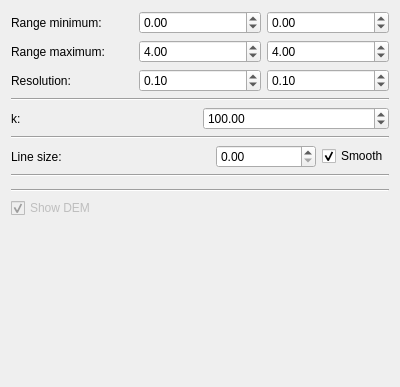
Before: the Qt Designer form code_revision/src/lib/visualization/DEMControl.ui in jmaye/curb-detection, drawn with Qt 5.
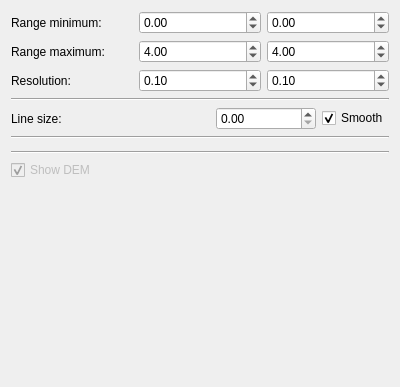
After: the same form once the commit is applied. Custom widgets are drawn as their Qt base class.

```diff
--- a/code_revision/src/lib/visualization/DEMControl.ui
+++ b/code_revision/src/lib/visualization/DEMControl.ui
@@ -129,34 +129,6 @@
      </item>
     </layout>
    </item>
-   <item>
-    <widget class="Line" name="line_8">
-     <property name="orientation">
-      <enum>Qt::Horizontal</enum>
-     </property>
-    </widget>
-   </item>
-   <item>
-    <layout class="QHBoxLayout" name="segmenterLayout">
-     <item>
-      <widget class="QLabel" name="kTextLabel">
-       <property name="text">
-        <string>k:</string>
-       </property>
-      </widget>
-     </item>
-     <item>
-      <widget class="QDoubleSpinBox" name="kSpinBox">
-       <property name="maximum">
-        <double>1000000.000000000000000</double>
-       </property>
-       <property name="value">
-        <double>100.000000000000000</double>
-       </property>
-      </widget>
-     </item>
-    </layout>
-   </item>
    <item>
     <widget class="Line" name="line_5">
      <property name="orientation">
```
Left out of the diff: 17 changed lines with no effect on the pictures.
